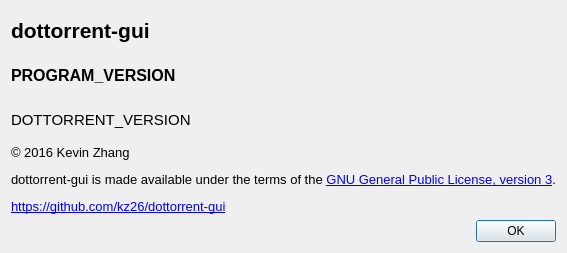
Above: dottorrentGUI/about.ui from kz26/dottorrent-gui before the change. Below: the same form after it.
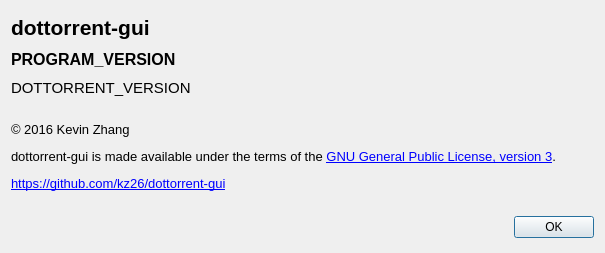
That is the form after the change.

Commit message: Version 1.2.2 - fix window resizing behavior

The edit to the form file:
```diff
--- a/dottorrentGUI/about.ui
+++ b/dottorrentGUI/about.ui
@@ -9,7 +9,7 @@
    <rect>
     <x>0</x>
     <y>0</y>
-    <width>567</width>
+    <width>605</width>
     <height>253</height>
    </rect>
   </property>
@@ -19,18 +19,18 @@
     <verstretch>0</verstretch>
    </sizepolicy>
   </property>
-  <property name="minimumSize">
-   <size>
-    <width>567</width>
-    <height>253</height>
-   </size>
-  </property>
   <property name="windowTitle">
    <string>About</string>
   </property>
   <layout class="QVBoxLayout" name="verticalLayout">
    <item>
     <widget class="QLabel" name="programNameLabel">
+     <property name="sizePolicy">
+      <sizepolicy hsizetype="Preferred" vsizetype="Fixed">
+       <horstretch>0</horstretch>
+       <verstretch>0</verstretch>
+      </sizepolicy>
+     </property>
      <property name="font">
       <font>
        <pointsize>16</pointsize>
@@ -45,6 +45,12 @@
    </item>
    <item>
     <widget class="QLabel" name="programVersionLabel">
+     <property name="sizePolicy">
+      <sizepolicy hsizetype="Preferred" vsizetype="Fixed">
+       <horstretch>0</horstretch>
+       <verstretch>0</verstretch>
+      </sizepolicy>
+     </property>
      <property name="font">
       <font>
        <pointsize>12</pointsize>
@@ -59,6 +65,12 @@
    </item>
    <item>
     <widget class="QLabel" name="dtVersionLabel">
+     <property name="sizePolicy">
+      <sizepolicy hsizetype="Preferred" vsizetype="Fixed">
+       <horstretch>0</horstretch>
+       <verstretch>0</verstretch>
+      </sizepolicy>
+     </property>
      <property name="font">
       <font>
        <pointsize>11</pointsize>
@@ -73,6 +85,12 @@
    </item>
    <item>
     <widget class="QLabel" name="infoLabel">
+     <property name="sizePolicy">
+      <sizepolicy hsizetype="Preferred" vsizetype="Fixed">
+       <horstretch>0</horstretch>
+       <verstretch>0</verstretch>
+      </sizepolicy>
+     </property>
      <property name="text">
       <string>&lt;html&gt;&lt;head/&gt;&lt;body&gt;&lt;p&gt;&lt;span style=&quot; font-size:10pt;&quot;&gt;© 2016 Kevin Zhang&lt;/span&gt;&lt;/p&gt;&lt;p&gt;&lt;span style=&quot; font-size:10pt;&quot;&gt;dottorrent-gui is made available under the terms of the &lt;/span&gt;&lt;a href=&quot;http://choosealicense.com/licenses/gpl-3.0/&quot;&gt;&lt;span style=&quot; font-size:10pt; text-decoration: underline; color:#0000ff;&quot;&gt;GNU General Public License, version 3&lt;/span&gt;&lt;/a&gt;&lt;span style=&quot; font-size:10pt;&quot;&gt;.&lt;/span&gt;&lt;/p&gt;&lt;p&gt;&lt;a href=&quot;https://github.com/kz26/dottorrent-gui&quot;&gt;&lt;span style=&quot; font-size:10pt; text-decoration: underline; color:#0000ff;&quot;&gt;https://github.com/kz26/dottorrent-gui&lt;/span&gt;&lt;/a&gt;&lt;/p&gt;&lt;/body&gt;&lt;/html&gt;</string>
      </property>
```
The commit also changes 5 other files.
